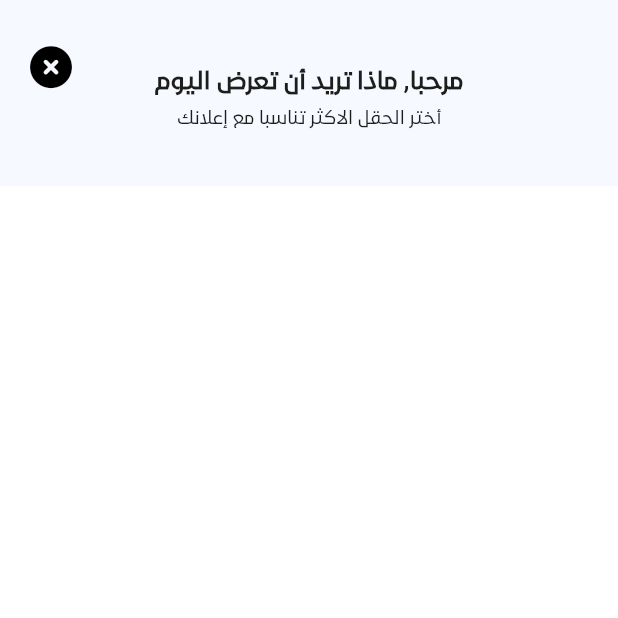
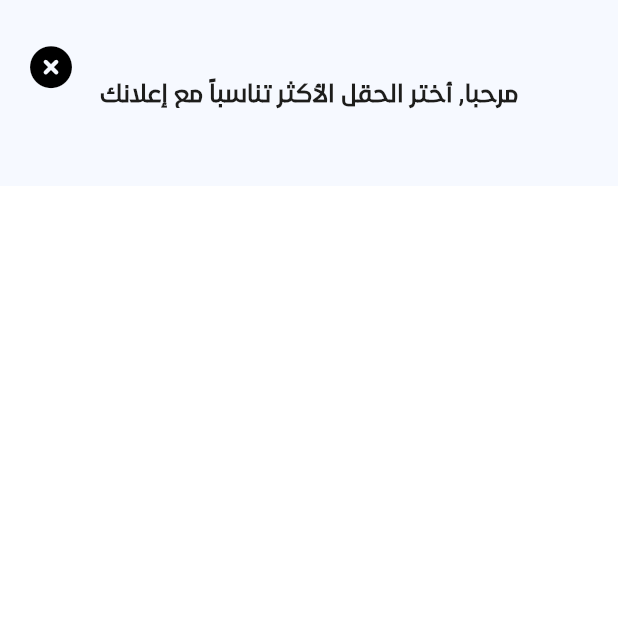
Before and after one commit to Muhamed-Hashesh/albazer-new-main, a Flutter app: the SelectCategoryScreen screen opened by its route, on a phone screen of 412 x 824 dp, the top half of it. Run offline on Flutter 3.47's test engine with Material 3 defaults, Android fonts, the phone set to English and light mode, and no system bars; our stand-ins replace animated_bottom_navigation_bar, bloc, cached_network_image, carousel_slider, connectivity_plus, dartz and 25 more; missing offline and left inert: day_night_themed_switch; accounts and stored records are empty; network calls fail; project files that could hold a hidden picture were left out.

Commit message:
Update Arabic text label in CustomAppBarCreateCategory for improved clarity and consistency, changing the prompt to better guide users in selecting the appropriate field for their advertisement.

```diff
--- a/lib/Features/ads/presentation/widgets/custom_appbar_create_category.dart
+++ b/lib/Features/ads/presentation/widgets/custom_appbar_create_category.dart
@@ -29,14 +29,14 @@ class CustomAppBarCreateCategory extends StatelessWidget {
               mainAxisAlignment: MainAxisAlignment.center,
               crossAxisAlignment: CrossAxisAlignment.center,
               children: [
-                Text('مرحبا, ماذا تريد أن تعرض اليوم',
+                Text('مرحبا, أختر الحقل الأكثر تناسباً مع إعلانك',
                     textAlign: TextAlign.center,
                     style: Styles.style16.copyWith(
                         height: 1.8, color: Theme.of(context).focusColor)),
-                Text('أختر الحقل الاكثر تناسبا مع إعلانك',
-                    textAlign: TextAlign.center,
-                    style: Styles.style12
-                        .copyWith(color: Theme.of(context).focusColor)),
+                // Text('أختر الحقل الاكثر تناسبا مع إعلانك',
+                //     textAlign: TextAlign.center,
+                //     style: Styles.style12
+                //         .copyWith(color: Theme.of(context).focusColor)),
               ],
             ),
           ),
```
